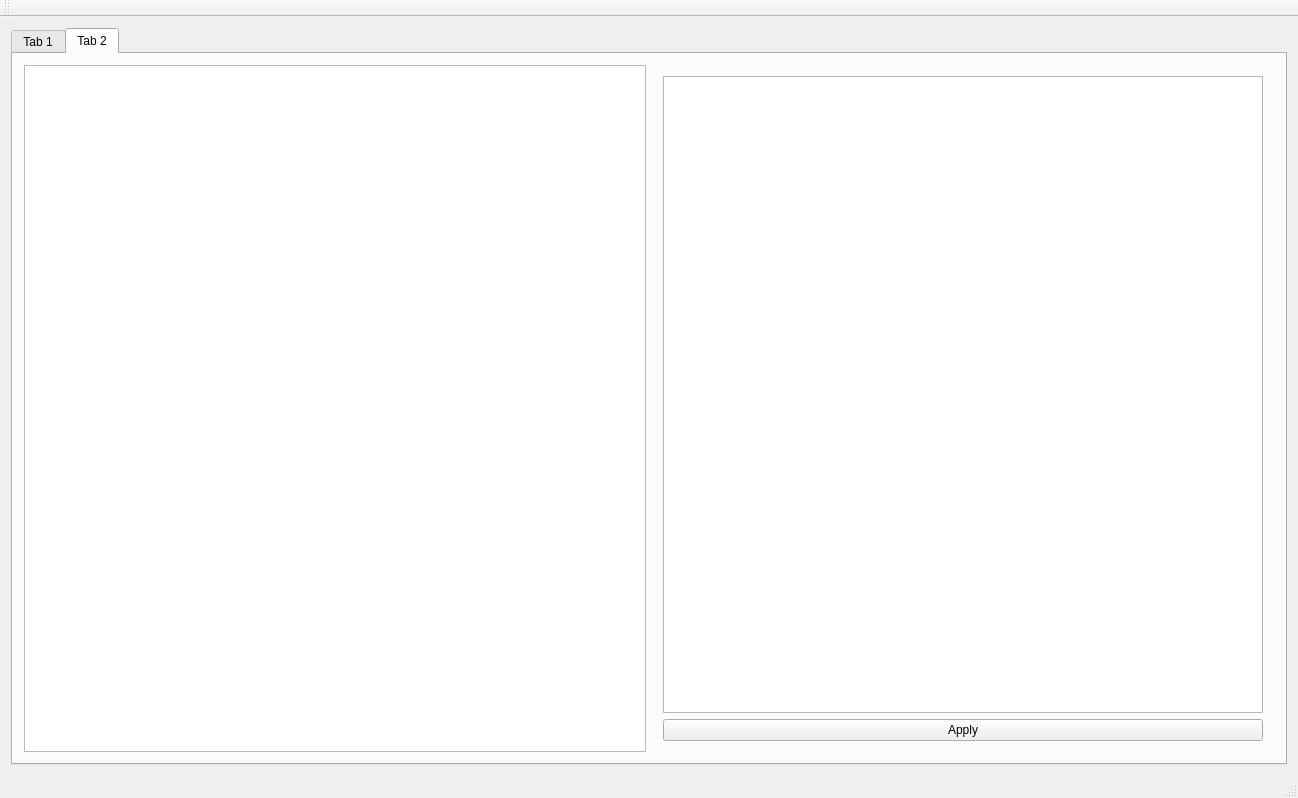
ArchangelSDY/cgcolle, file cgcolle-editor/MainWindow.ui: the form before one commit.
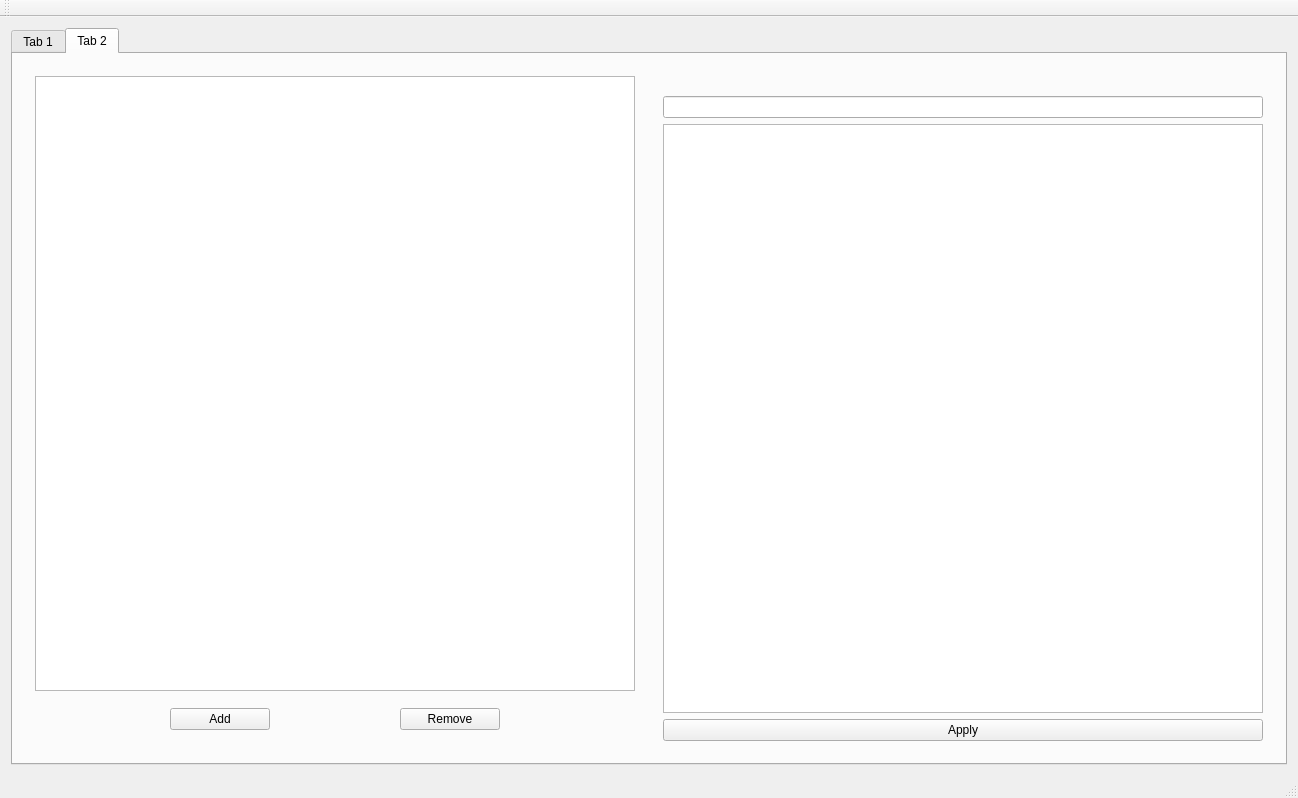
The form after the commit. The open tabs and pages were chosen to show the change.

Commit message: Add UI for static rule editing

```diff
--- a/cgcolle-editor/MainWindow.ui
+++ b/cgcolle-editor/MainWindow.ui
@@ -224,11 +224,59 @@
        </attribute>
        <layout class="QHBoxLayout" name="horizontalLayout_2">
         <item>
-         <widget class="QListWidget" name="listCompositeRules"/>
+         <widget class="QWidget" name="widget_2" native="true">
+          <layout class="QVBoxLayout" name="verticalLayout_2">
+           <item>
+            <widget class="QListWidget" name="listCompositeRules"/>
+           </item>
+           <item>
+            <widget class="QWidget" name="widget_3" native="true">
+             <layout class="QHBoxLayout" name="horizontalLayout_4">
+              <item>
+               <widget class="QPushButton" name="btnAddCompositeRule">
+                <property name="maximumSize">
+                 <size>
+                  <width>100</width>
+                  <height>16777215</height>
+                 </size>
+                </property>
+                <property name="text">
+                 <string>Add</string>
+                </property>
+               </widget>
+              </item>
+              <item>
+               <widget class="QPushButton" name="btnRemoveCompositeRule">
+                <property name="maximumSize">
+                 <size>
+                  <width>100</width>
+                  <height>16777215</height>
+                 </size>
+                </property>
+                <property name="text">
+                 <string>Remove</string>
+                </property>
+               </widget>
+              </item>
+             </layout>
+            </widget>
+           </item>
+          </layout>
+         </widget>
         </item>
         <item>
          <widget class="QWidget" name="widget" native="true">
           <layout class="QVBoxLayout" name="verticalLayout">
+           <item>
+            <widget class="QLabel" name="lblCompositeRuleType">
+             <property name="text">
+              <string/>
+             </property>
+            </widget>
+           </item>
+           <item>
+            <widget class="QLineEdit" name="editMatcher"/>
+           </item>
            <item>
             <widget class="QPlainTextEdit" name="editCompositeRule"/>
            </item>
```
The commit also changes 7 other files.
